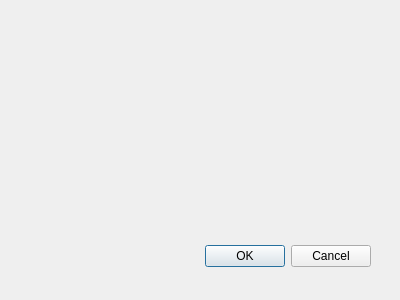
Before: the Qt Designer form designs/addTankDialog.ui in AlexeyK2021/wine-system-client, drawn with Qt 5.
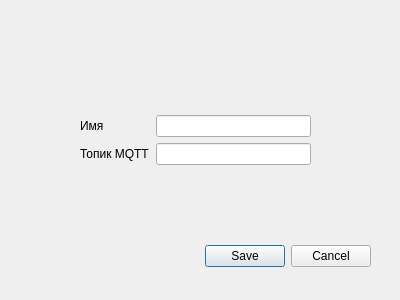
After: the same form once the commit is applied.

Patch:
```diff
--- a/designs/addTankDialog.ui
+++ b/designs/addTankDialog.ui
@@ -26,8 +26,49 @@
     <enum>Qt::Horizontal</enum>
    </property>
    <property name="standardButtons">
-    <set>QDialogButtonBox::Cancel|QDialogButtonBox::Ok</set>
+    <set>QDialogButtonBox::Cancel|QDialogButtonBox::Save</set>
    </property>
+   <property name="centerButtons">
+    <bool>false</bool>
+   </property>
+  </widget>
+  <widget class="QWidget" name="formLayoutWidget">
+   <property name="geometry">
+    <rect>
+     <x>80</x>
+     <y>100</y>
+     <width>231</width>
+     <height>80</height>
+    </rect>
+   </property>
+   <layout class="QFormLayout" name="formLayout">
+    <property name="labelAlignment">
+     <set>Qt::AlignLeading|Qt::AlignLeft|Qt::AlignVCenter</set>
+    </property>
+    <property name="formAlignment">
+     <set>Qt::AlignLeading|Qt::AlignLeft|Qt::AlignVCenter</set>
+    </property>
+    <item row="0" column="0">
+     <widget class="QLabel" name="label">
+      <property name="text">
+       <string>Имя</string>
+      </property>
+     </widget>
+    </item>
+    <item row="0" column="1">
+     <widget class="QLineEdit" name="tank_name"/>
+    </item>
+    <item row="1" column="0">
+     <widget class="QLabel" name="label_2">
+      <property name="text">
+       <string>Топик MQTT</string>
+      </property>
+     </widget>
+    </item>
+    <item row="1" column="1">
+     <widget class="QLineEdit" name="mqtt_topic"/>
+    </item>
+   </layout>
   </widget>
  </widget>
  <resources/>
```
